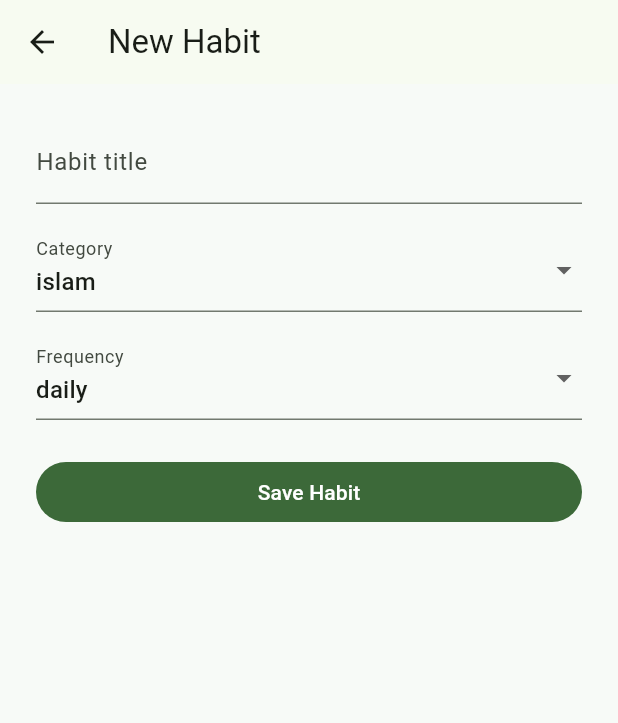
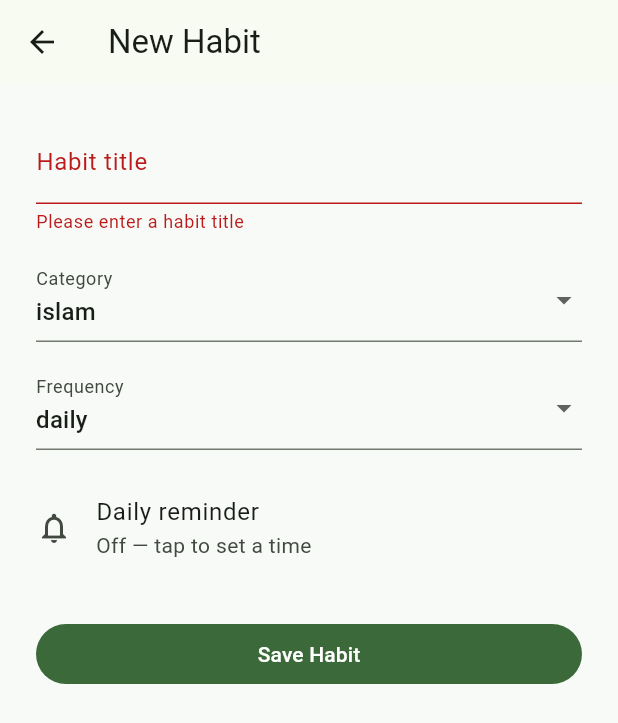
Before and after one commit to Zaki003/deenroutine, a Flutter app: the AddHabitScreen screen opened directly, after a tap on "Save Habit", on a phone screen of 412 x 824 dp. Shown: the top 723 px of the screen. Run offline on Flutter 3.47's test engine with Material 3 defaults, Android fonts, the phone set to English and light mode, and no system bars; our stand-ins replace cloud_firestore, firebase_auth, firebase_core, flutter_local_notifications, geolocator, shared_preferences and 1 more; accounts and stored records are empty.

Commit message:
notification time and barakah circle name added

```diff
--- a/lib/screens/habits/add_habit_screen.dart
+++ b/lib/screens/habits/add_habit_screen.dart
@@ -3,6 +3,7 @@ import 'package:provider/provider.dart';
 import '../../models/habit.dart';
 import '../../providers/auth_provider.dart';
 import '../../providers/habit_provider.dart';
+import '../../services/notification_service.dart';
 
 class AddHabitScreen extends StatefulWidget {
   const AddHabitScreen({super.key});
@@ -12,10 +13,20 @@ class AddHabitScreen extends StatefulWidget {
 }
 
 class _AddHabitScreenState extends State<AddHabitScreen> {
+  final _formKey = GlobalKey<FormState>();
   final _titleCtrl = TextEditingController();
   HabitCategory _category = HabitCategory.islam;
   HabitFrequency _frequency = HabitFrequency.daily;
+  TimeOfDay? _reminderTime;
   bool _saving = false;
+
+  Future<void> _pickReminderTime() async {
+    final picked = await showTimePicker(
+      context: context,
+      initialTime: _reminderTime ?? const TimeOfDay(hour: 20, minute: 0),
+    );
+    if (picked != null) setState(() => _reminderTime = picked);
+  }
 
   @override
   Widget build(BuildContext context) {
@@ -25,16 +36,26 @@ class _AddHabitScreenState extends State<AddHabitScreen> {
       appBar: AppBar(title: const Text('New Habit')),
       body: Padding(
         padding: const EdgeInsets.all(24),
+        child: Form(
+          key: _formKey,
           child: Column(
             crossAxisAlignment: CrossAxisAlignment.stretch,
             children: [
-            TextField(
+              TextFormField(
                 controller: _titleCtrl,
                 decoration: const InputDecoration(labelText: 'Habit title'),
+                // FIX (item 2): previously an empty title just silently did
+                // nothing on Save. This makes it a real validation error.
+                validator: (value) {
+                  if (value == null || value.trim().isEmpty) {
+                    return 'Please enter a habit title';
+                  }
+                  return null;
+                },
               ),
               const SizedBox(height: 16),
               DropdownButtonFormField<HabitCategory>(
-              initialValue: _category,
+                value: _category,
                 decoration: const InputDecoration(labelText: 'Category'),
                 items: HabitCategory.values
                     .map((c) => DropdownMenuItem(value: c, child: Text(c.name)))
@@ -43,35 +64,73 @@ class _AddHabitScreenState extends State<AddHabitScreen> {
               ),
               const SizedBox(height: 16),
               DropdownButtonFormField<HabitFrequency>(
-              initialValue: _frequency,
+                value: _frequency,
                 decoration: const InputDecoration(labelText: 'Frequency'),
                 items: HabitFrequency.values
                     .map((f) => DropdownMenuItem(value: f, child: Text(f.name)))
                     .toList(),
                 onChanged: (v) => setState(() => _frequency = v!),
               ),
+              const SizedBox(height: 16),
+              // FR-08: optional daily reminder, this is "Step 8" wired in.
+              ListTile(
+                contentPadding: EdgeInsets.zero,
+                leading: const Icon(Icons.notifications_outlined),
+                title: const Text('Daily reminder'),
+                subtitle: Text(
+                  _reminderTime == null
+                      ? 'Off — tap to set a time'
+                      : 'At ${_reminderTime!.format(context)}',
+                ),
+                trailing: _reminderTime == null
+                    ? null
+                    : IconButton(
+                        icon: const Icon(Icons.close),
+                        onPressed: () => setState(() => _reminderTime = null),
+                      ),
+                onTap: _pickReminderTime,
+              ),
               const SizedBox(height: 24),
               FilledButton(
                 onPressed: _saving
                     ? null
                     : () async {
-                      if (_titleCtrl.text.trim().isEmpty) return;
+                        if (!_formKey.currentState!.validate()) return;
+
                         setState(() => _saving = true);
+                        final title = _titleCtrl.text.trim();
+
                         await context.read<HabitProvider>().addHabit(
                               uid: uid,
-                            title: _titleCtrl.text.trim(),
+                              title: title,
                               category: _category,
                               frequency: _frequency,
                             );
+
+                        if (_reminderTime != null) {
+                          await NotificationService().scheduleDailyReminder(
+                            id: title.hashCode,
+                            title: 'DeenRoutine reminder',
+                            body: 'Time for: $title',
+                            hour: _reminderTime!.hour,
+                            minute: _reminderTime!.minute,
+                          );
+                        }
+
                         if (mounted) Navigator.pop(context);
                       },
                 child: _saving
-                  ? const CircularProgressIndicator()
+                    ? const SizedBox(
+                        height: 20,
+                        width: 20,
+                        child: CircularProgressIndicator(strokeWidth: 2),
+                      )
                     : const Text('Save Habit'),
               ),
             ],
           ),
         ),
+      ),
     );
   }
 }
```
Also changed, not shown: lib/screens/dashboard/dashboard_screen.dart (+20 -0 lines). Lines whose indentation alone changed are shown as unchanged.
